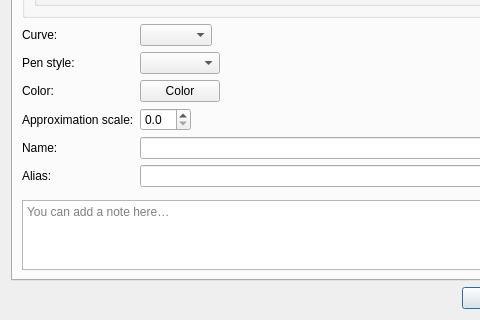
Before: the Qt Designer form src/libs/vtools/dialogs/tools/dialoggraduatedcurve.ui in equinox-patterns/Ostara, drawn with Qt 5; both pictures show x 0 to 480 and y 410 to 730 of the 725 by 730 pixel window.
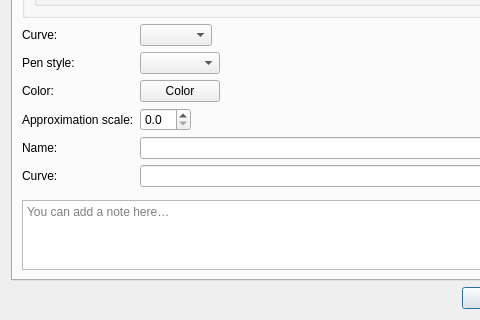
After: the same form once the commit is applied. Icons and pictures are not drawn. Custom widgets are drawn as their Qt base class.

Commit message: Dialog outils : nommage « Line:/Curve: » en tête + séparateur

The edit to the form file:
```diff
--- a/src/libs/vtools/dialogs/tools/dialoggraduatedcurve.ui
+++ b/src/libs/vtools/dialogs/tools/dialoggraduatedcurve.ui
@@ -479,7 +479,7 @@
          <item row="5" column="0">
           <widget class="QLabel" name="labelAlias">
            <property name="text">
-            <string>Alias:</string>
+            <string>Curve:</string>
            </property>
           </widget>
          </item>
```
Left out of the diff: 9 changed lines with no effect on the pictures. The commit also changes 21 other files.
